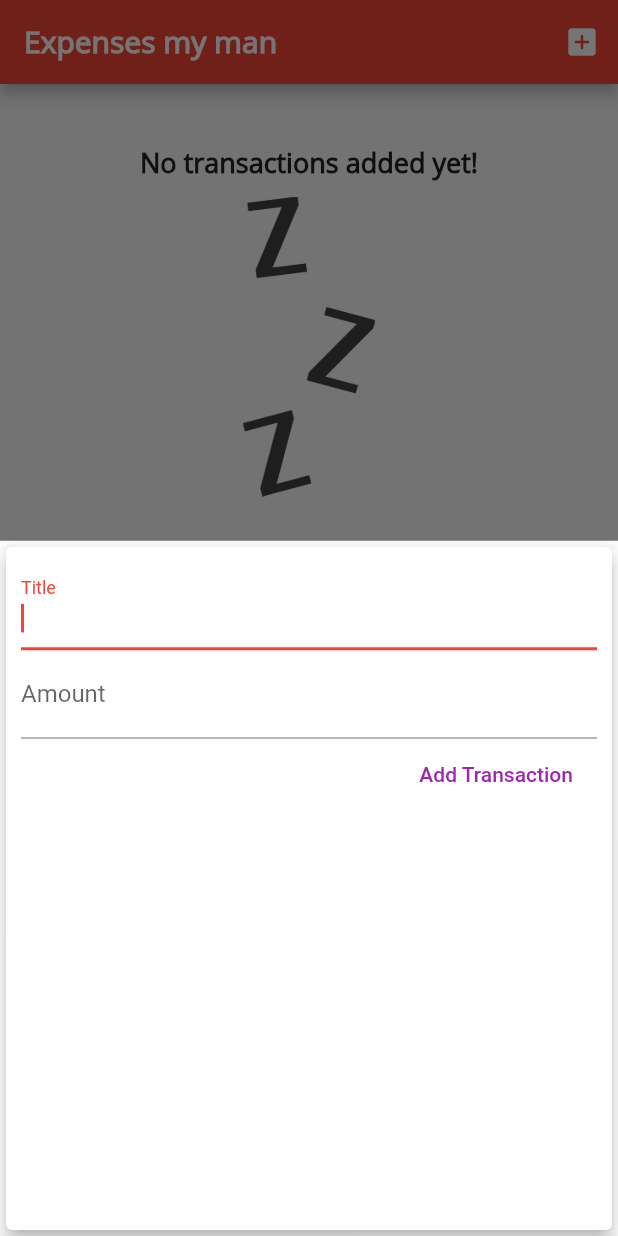
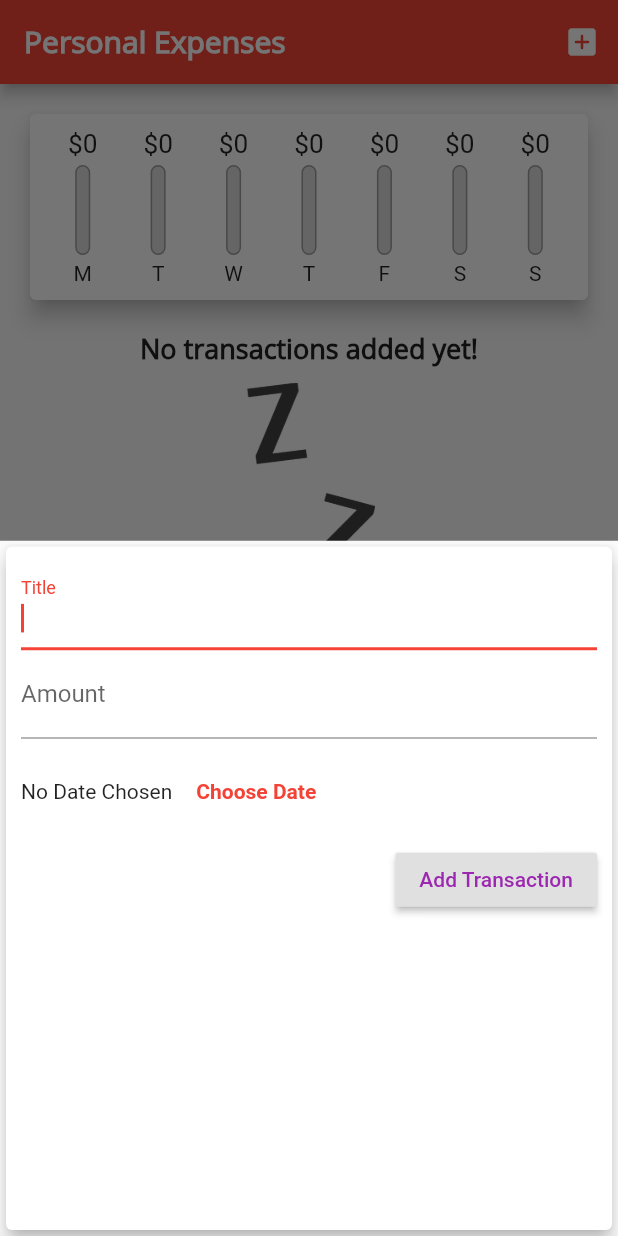
Before and after one commit to HussamKayed/Personal-Expenses-Planner, a Flutter app: the screen it shows after launch, after a tap on the "add box" icon, on a phone screen of 412 x 824 dp. Run offline on Flutter 3.47's test engine with Material 2 defaults, Android fonts, the phone set to English and light mode, and no system bars.

Commit message:
section 111

```diff
--- a/lib/main.dart
+++ b/lib/main.dart
@@ -85,7 +85,7 @@ class _MyHomePageState extends State<MyHomePage> {
   Widget build(BuildContext context) {
     return Scaffold(
       appBar: AppBar(
-        title: Text('Expenses my man'),
+        title: Text('Personal Expenses'),
         actions: <Widget>[
           IconButton(
               onPressed: () {
--- /dev/null
+++ b/lib/widgets/bar_chart.dart
@@ -0,0 +1,49 @@
+import 'package:flutter/material.dart';
+
+class BarChart extends StatelessWidget {
+  final String label;
+  final double spendingAmount;
+  final double spendPctOfTotal;
+
+  BarChart(this.label, this.spendingAmount, this.spendPctOfTotal);
+
+  @override
+  Widget build(BuildContext context) {
+    return Column(
+      children: <Widget>[
+        Container(
+            height: 20,
+            child: FittedBox(
+                child: Text("\$${spendingAmount.toStringAsFixed(0)}"))),
+        SizedBox(
+          height: 4,
+        ),
+        Container(
+          height: 60,
+          width: 10,
+          child: Stack(
+            children: <Widget>[
+              Container(
+                decoration: BoxDecoration(
+                    border: Border.all(color: Colors.grey, width: 1.0),
+                    color: Color.fromRGBO(220, 220, 220, 1),
+                    borderRadius: BorderRadius.circular(20)),
+              ),
+              FractionallySizedBox(
+                heightFactor: spendPctOfTotal,
+                child: Container(
+                  decoration: BoxDecoration(
+                    color: Theme.of(context).primaryColor,
+                    borderRadius: BorderRadius.circular(10),
+                  ),
+                ),
+              ),
+            ],
+          ),
+        ),
+        SizedBox(height: 4),
+        Text(label),
+      ],
+    );
+  }
+}
--- a/lib/widgets/chart.dart
+++ b/lib/widgets/chart.dart
@@ -2,6 +2,7 @@ import 'package:flutter/material.dart';
 import 'package:intl/intl.dart';
 
 import '../models/transaction.dart';
+import './bar_chart.dart';
 
 class Chart extends StatelessWidget {
   final List<Transaction> recentTransactions;
@@ -33,10 +34,16 @@ class Chart extends StatelessWidget {
 
       print(totalSum);
       return {
-        "day": DateFormat.E().format(weekDay),
+        "day": DateFormat.E().format(weekDay).substring(0, 1),
         "amount": totalSum
       }; // DateFormat.E() returns
       //respective day to the weekDay
+    }).reversed.toList();
+  }
+
+  double get totalSpending {
+    return groupedTransactionValues.fold(0.0, (sum, item) {
+      return sum + (item['amount'] as double);
     });
   }
 
@@ -45,6 +52,21 @@ class Chart extends StatelessWidget {
     return Card(
         elevation: 6,
         margin: EdgeInsets.all(20),
-        child: Row(children: <Widget>[]));
+        child: Padding(
+          padding: EdgeInsets.all(10),
+          child: Row(
+            children: groupedTransactionValues.map((tx) {
+              return Flexible(
+                fit: FlexFit.tight,
+                child: BarChart(
+                    tx["day"] as String,
+                    (tx['amount'] as double),
+                    totalSpending == 0.0
+                        ? 0.0
+                        : (tx["amount"] as double) / totalSpending),
+              );
+            }).toList() as List<Widget>,
+          ),
+        ));
   }
 }
--- a/lib/widgets/new_transaction.dart
+++ b/lib/widgets/new_transaction.dart
@@ -45,7 +45,21 @@ class _NewTransactionState extends State<NewTransaction> {
                 controller: amountController,
                 onSubmitted: (_) => submitData(),
               ),
-              FlatButton(
+              Container(
+                height: 70,
+                child: Row(
+                  children: [
+                    Text("No Date Chosen"),
+                    FlatButton(
+                      child: Text("Choose Date",
+                          style: TextStyle(fontWeight: FontWeight.bold)),
+                      onPressed: () {},
+                      textColor: Theme.of(context).primaryColor,
+                    ),
+                  ],
+                ),
+              ),
+              RaisedButton(
                   onPressed: submitData,
                   child: Text("Add Transaction",
                       style: TextStyle(color: Colors.purple)))
```
Also changed, not shown: lib/widgets/transaction_list.dart (+15 -39 lines).
